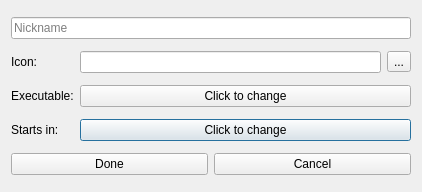
Fisk24/Yawpm, file lib/ui/newshortcut.ui: the form before one commit.
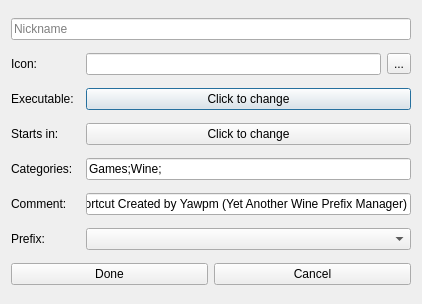
The form after the commit.

Commit message: Shortcut functionality is operational, still needs edit and remove functions

```diff
--- a/lib/ui/newshortcut.ui
+++ b/lib/ui/newshortcut.ui
@@ -7,26 +7,33 @@
     <x>0</x>
     <y>0</y>
     <width>422</width>
-    <height>192</height>
+    <height>304</height>
    </rect>
   </property>
   <property name="windowTitle">
    <string>Shortcut</string>
   </property>
   <layout class="QGridLayout" name="gridLayout">
-   <item row="6" column="0">
-    <widget class="QLabel" name="label_2">
-     <property name="sizePolicy">
-      <sizepolicy hsizetype="Maximum" vsizetype="Preferred">
-       <horstretch>0</horstretch>
-       <verstretch>0</verstretch>
-      </sizepolicy>
+   <item row="8" column="2" colspan="2">
+    <widget class="QLineEdit" name="commentLineEdit">
+     <property name="text">
+      <string>Shortcut Created by Yawpm (Yet Another Wine Prefix Manager)</string>
      </property>
+    </widget>
+   </item>
+   <item row="7" column="2" colspan="2">
+    <widget class="QLineEdit" name="categoryLineEdit">
+     <property name="toolTip">
+      <string>The location in the applications menu that you want the shortcut to appear in. This should be a list sepperated by &quot;;&quot; and be sure to end the list with this character as well</string>
+     </property>
      <property name="text">
-      <string>Starts in:</string>
+      <string>Games;Wine;</string>
      </property>
     </widget>
    </item>
+   <item row="9" column="2" colspan="2">
+    <widget class="QComboBox" name="prefixComboBox"/>
+   </item>
    <item row="3" column="0">
     <widget class="QLabel" name="label">
      <property name="sizePolicy">
@@ -40,21 +47,41 @@
      </property>
     </widget>
    </item>
-   <item row="1" column="0">
-    <widget class="QLabel" name="label_3">
+   <item row="6" column="0">
+    <widget class="QLabel" name="label_2">
+     <property name="sizePolicy">
+      <sizepolicy hsizetype="Maximum" vsizetype="Preferred">
+       <horstretch>0</horstretch>
+       <verstretch>0</verstretch>
+      </sizepolicy>
+     </property>
      <property name="text">
-      <string>Icon:</string>
+      <string>Starts in:</string>
      </property>
     </widget>
    </item>
-   <item row="6" column="1" colspan="2">
-    <widget class="QPushButton" name="pushButton_4">
+   <item row="3" column="2" colspan="2">
+    <widget class="QPushButton" name="executablePushButton">
      <property name="text">
       <string>Click to change</string>
      </property>
     </widget>
    </item>
-   <item row="7" column="0" colspan="3">
+   <item row="7" column="0">
+    <widget class="QLabel" name="label_4">
+     <property name="text">
+      <string>Categories:</string>
+     </property>
+    </widget>
+   </item>
+   <item row="6" column="2" colspan="2">
+    <widget class="QPushButton" name="cdPushButton">
+     <property name="text">
+      <string>Click to change</string>
+     </property>
+    </widget>
+   </item>
+   <item row="10" column="0" colspan="4">
     <layout class="QHBoxLayout" name="horizontalLayout">
      <item>
       <widget class="QPushButton" name="pushButton">
@@ -72,30 +99,58 @@
      </item>
     </layout>
    </item>
-   <item row="1" column="1">
-    <widget class="QLineEdit" name="lineEdit_2"/>
-   </item>
    <item row="1" column="2">
-    <widget class="QToolButton" name="toolButton">
+    <widget class="QLineEdit" name="iconLineEdit"/>
+   </item>
+   <item row="1" column="3">
+    <widget class="QToolButton" name="browseIconToolButton">
      <property name="text">
       <string>...</string>
      </property>
     </widget>
    </item>
-   <item row="3" column="1" colspan="2">
-    <widget class="QPushButton" name="pushButton_3">
-     <property name="text">
-      <string>Click to change</string>
-     </property>
-    </widget>
-   </item>
-   <item row="0" column="0" colspan="3">
-    <widget class="QLineEdit" name="lineEdit">
+   <item row="0" column="0" colspan="4">
+    <widget class="QLineEdit" name="nickLineEdit">
      <property name="placeholderText">
       <string>Nickname</string>
      </property>
     </widget>
    </item>
+   <item row="9" column="0">
+    <widget class="QLabel" name="label_5">
+     <property name="text">
+      <string>Prefix:</string>
+     </property>
+    </widget>
+   </item>
+   <item row="8" column="0">
+    <widget class="QLabel" name="label_6">
+     <property name="text">
+      <string>Comment:</string>
+     </property>
+    </widget>
+   </item>
+   <item row="1" column="0">
+    <layout class="QHBoxLayout" name="horizontalLayout_2">
+     <item>
+      <widget class="QLabel" name="label_3">
+       <property name="text">
+        <string>Icon:</string>
+       </property>
+      </widget>
+     </item>
+     <item>
+      <widget class="QLabel" name="iconLabel">
+       <property name="text">
+        <string/>
+       </property>
+       <property name="scaledContents">
+        <bool>false</bool>
+       </property>
+      </widget>
+     </item>
+    </layout>
+   </item>
   </layout>
  </widget>
  <resources/>
```
Left out of the diff: 23 changed lines with no effect on the pictures. The commit also changes 7 other files.
